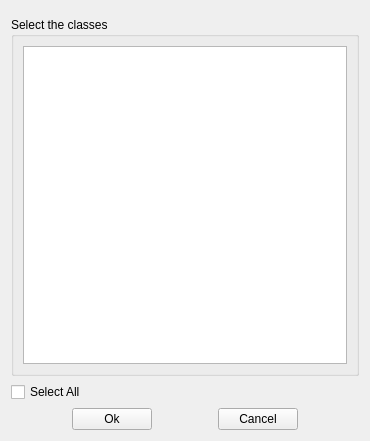
This is LayerTools/load_by_class_base.ui in dsgoficial/DsgTools as Qt 5 draws it before an edit. The edited form follows.
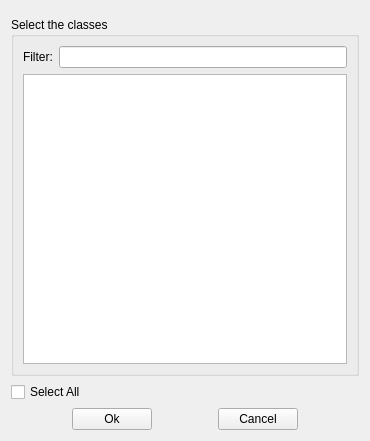
This is the edited form. Custom widgets are drawn as their Qt base class.

Commit message: Filtering classes on load by class.

Patch:
```diff
--- a/LayerTools/load_by_class_base.ui
+++ b/LayerTools/load_by_class_base.ui
@@ -32,7 +32,7 @@
   <property name="windowTitle">
    <string>Load by Class</string>
   </property>
-  <layout class="QGridLayout" name="gridLayout">
+  <layout class="QGridLayout" name="gridLayout_2">
    <item row="0" column="0">
     <widget class="ConnectionWidget" name="widget" native="true"/>
    </item>
@@ -41,8 +41,18 @@
      <property name="title">
       <string>Select the classes</string>
      </property>
-     <layout class="QGridLayout" name="gridLayout_2">
+     <layout class="QGridLayout" name="gridLayout">
       <item row="0" column="0">
+       <widget class="QLabel" name="label">
+        <property name="text">
+         <string>Filter:</string>
+        </property>
+       </widget>
+      </item>
+      <item row="0" column="1">
+       <widget class="QLineEdit" name="filterEdit"/>
+      </item>
+      <item row="1" column="0" colspan="2">
        <layout class="QHBoxLayout" name="horizontalLayout_3">
         <item>
          <widget class="QListWidget" name="classesListWidget">
```
The commit also changes 1 other file.
